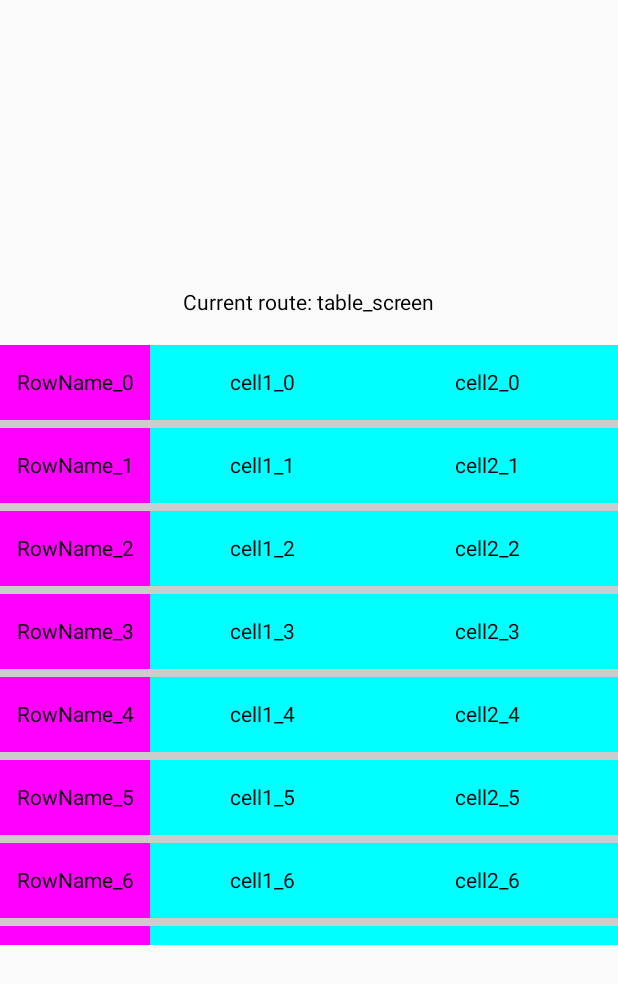
After one commit to dmitrym89/Navigation, an Android app built with Jetpack Compose: the TableScreen screen opened through its navigation route, on a phone screen of 412 x 824 dp. The commit adds this screen. Shown: the top 984 px of the screen. Run offline under Robolectric (Android 15) with nearby library versions, the phone set to English and light mode, and no system bars.

Commit message:
add table screen

```diff
--- a/app/src/main/java/dmitrij/mysenko/navigation/screens/Screen.kt
+++ b/app/src/main/java/dmitrij/mysenko/navigation/screens/Screen.kt
@@ -83,6 +83,8 @@ sealed class Screen(val route: String){
 
     object Player13Screen: Screen("player_13_screen")
 
+    object TableScreen: Screen("table_screen")
+
     object AfterMainScreen: Screen("after_main_screen")
 
     fun makeRoute(root: NestedGraph) = "${root.makeRoute()}/$route"
--- a/app/src/main/java/dmitrij/mysenko/navigation/screens/main/other/Navigation.kt
+++ b/app/src/main/java/dmitrij/mysenko/navigation/screens/main/other/Navigation.kt
@@ -14,6 +14,7 @@ import dmitrij.mysenko.navigation.screens.main.other.grid.GridLayoutScreen
 import dmitrij.mysenko.navigation.screens.main.other.iosactivity.IosActivityScreen
 import dmitrij.mysenko.navigation.screens.main.other.masks.MasksScreen
 import dmitrij.mysenko.navigation.screens.main.other.player13.Player13Screen
+import dmitrij.mysenko.navigation.screens.main.other.table.TableScreen
 
 fun NavGraphBuilder.otherGraph(navController: NavController) {
     navigation(
@@ -56,5 +57,8 @@ fun NavGraphBuilder.otherGraph(navController: NavController) {
         composable(route = Screen.Player13Screen.route){
             Player13Screen(navController = navController)
         }
+        composable(route = Screen.TableScreen.route){
+            TableScreen(navController = navController)
+        }
     }
 }
--- a/app/src/main/java/dmitrij/mysenko/navigation/screens/main/other/OtherScreen.kt
+++ b/app/src/main/java/dmitrij/mysenko/navigation/screens/main/other/OtherScreen.kt
@@ -83,5 +83,14 @@ fun OtherScreen(navController: NavController){
         ) {
             Text(text = "Player13")
         }
+        Spacer(modifier = Modifier.height(20.dp))
+        Button(
+            onClick = {
+                navController.navigate(Screen.TableScreen.route)
+            },
+            modifier = Modifier.fillMaxWidth(0.8f)
+        ) {
+            Text(text = "Table")
+        }
     }
 }
--- a/app/src/main/java/dmitrij/mysenko/navigation/screens/main/other/player13/Player13Screen.kt
+++ b/app/src/main/java/dmitrij/mysenko/navigation/screens/main/other/player13/Player13Screen.kt
@@ -61,7 +61,7 @@ fun Player13Screen(navController: NavController) {
 }
 
 @Composable
-fun PlayerSin(
+private fun PlayerSin(
     modifier: Modifier,
     progress: Float,
     radius: Dp = 15.dp,
@@ -161,7 +161,7 @@ fun PlayerSin(
     }
 }
 
-fun getList(steps: Int): List<Float> {
+private fun getList(steps: Int): List<Float> {
     val values = mutableListOf<Float>()
     for (x in 0 until steps) {
         values.add(sin(2 * x * Math.PI / steps).toFloat())
--- /dev/null
+++ b/app/src/main/java/dmitrij/mysenko/navigation/screens/main/other/table/TableScreen.kt
@@ -0,0 +1,164 @@
+package dmitrij.mysenko.navigation.screens.main.other.table
+
+import androidx.compose.foundation.background
+import androidx.compose.foundation.gestures.*
+import androidx.compose.foundation.horizontalScroll
+import androidx.compose.foundation.layout.*
+import androidx.compose.foundation.lazy.LazyColumn
+import androidx.compose.foundation.lazy.items
+import androidx.compose.foundation.lazy.rememberLazyListState
+import androidx.compose.foundation.rememberScrollState
+import androidx.compose.material.Text
+import androidx.compose.runtime.*
+import androidx.compose.ui.Alignment
+import androidx.compose.ui.Modifier
+import androidx.compose.ui.graphics.Color
+import androidx.compose.ui.unit.dp
+import androidx.navigation.NavController
+import dmitrij.mysenko.navigation.shared.CurrentRoute
+import kotlinx.coroutines.launch
+
+@Composable
+fun TableScreen(navController: NavController) {
+    Column(
+        verticalArrangement = Arrangement.Center,
+        horizontalAlignment = Alignment.CenterHorizontally,
+        modifier = Modifier.fillMaxSize()
+    ) {
+        CurrentRoute(navController = navController)
+        Spacer(modifier = Modifier.height(20.dp))
+
+        val items by remember { mutableStateOf(generateData()) }
+
+        val scope = rememberCoroutineScope()
+        val listState = rememberLazyListState()
+        val lazyListState = rememberLazyListState()
+        val scrollState = rememberScrollableState { delta ->
+            scope.launch {
+                listState.scrollBy(-delta)
+                lazyListState.scrollBy(-delta)
+            }
+            delta
+        }
+
+        Row(
+            modifier = Modifier
+                .fillMaxWidth()
+                .height(400.dp)
+                .background(color = Color.LightGray)
+                .scrollable(scrollState, Orientation.Vertical, flingBehavior = ScrollableDefaults.flingBehavior())
+        ) {
+//            val k1 by remember { derivedStateOf { lazyListState.firstVisibleItemIndex } }
+//            val k2 by remember { derivedStateOf { lazyListState.firstVisibleItemScrollOffset } }
+//            LaunchedEffect(
+//                key1 = k1,
+//                key2 = k2
+//            ){
+//                scope.launch {
+//                    listState.scrollToItem(
+//                        index = lazyListState.firstVisibleItemIndex,
+//                        scrollOffset = lazyListState.firstVisibleItemScrollOffset
+//                    )
+//                }
+//            }
+
+            LazyColumn(
+                state = listState,
+                verticalArrangement = Arrangement.spacedBy(5.dp),
+                userScrollEnabled = false,
+                modifier = Modifier
+                    .width(100.dp)
+                    .fillMaxHeight()
+            ) {
+                items(
+                    items = items,
+                    key = { it.rowName }
+                ) { item ->
+                    RowName(
+                        modifier = Modifier
+                            .fillMaxWidth()
+                            .height(50.dp)
+                            .background(color = Color.Magenta),
+                        item = item.rowName
+                    )
+                }
+            }
+            LazyColumn(
+                state = lazyListState,
+                verticalArrangement = Arrangement.spacedBy(5.dp),
+                userScrollEnabled = false,
+                modifier = Modifier
+                    .fillMaxHeight()
+                    .horizontalScroll(rememberScrollState())
+            ) {
+                items(
+                    items = items,
+                    key = { it.rowName }
+                ) { item ->
+                    RowContent(
+                        modifier = Modifier
+                            .fillMaxWidth()
+                            .height(50.dp)
+                            .background(color = Color.Cyan),
+                        item = item
+                    )
+                }
+            }
+        }
+    }
+}
+
+@Composable
+fun RowName(
+    modifier: Modifier,
+    item: String
+) {
+    Box(modifier = modifier) {
+        Text(text = item, modifier = Modifier.align(alignment = Alignment.Center))
+    }
+}
+
+@Composable
+fun RowContent(
+    modifier: Modifier,
+    item: TableItem
+){
+    Row(modifier = modifier) {
+        RowName(modifier = Modifier
+            .width(150.dp)
+            .fillMaxHeight(), item = item.cell1)
+        RowName(modifier = Modifier
+            .width(150.dp)
+            .fillMaxHeight(), item = item.cell2)
+        RowName(modifier = Modifier
+            .width(150.dp)
+            .fillMaxHeight(), item = item.cell3)
+        RowName(modifier = Modifier
+            .width(150.dp)
+            .fillMaxHeight(), item = item.cell4)
+    }
+}
+
+data class TableItem(
+    val rowName: String,
+    val cell1: String,
+    val cell2: String,
+    val cell3: String,
+    val cell4: String,
+)
+
+private fun generateData(): List<TableItem> {
+    val list = mutableListOf<TableItem>()
+    repeat(20) { i ->
+        list.add(
+            TableItem(
+                rowName = "RowName_$i",
+                cell1 = "cell1_$i",
+                cell2 = "cell2_$i",
+                cell3 = "cell3_$i",
+                cell4 = "cell4_$i",
+            )
+        )
+    }
+    return list
+}
```
